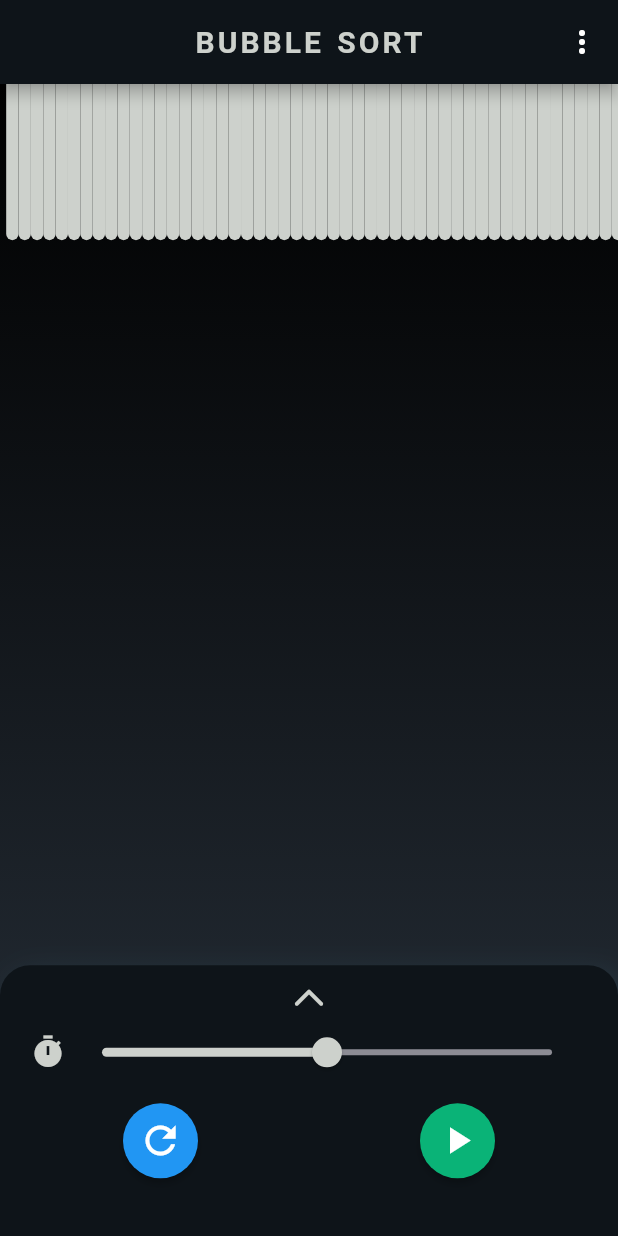
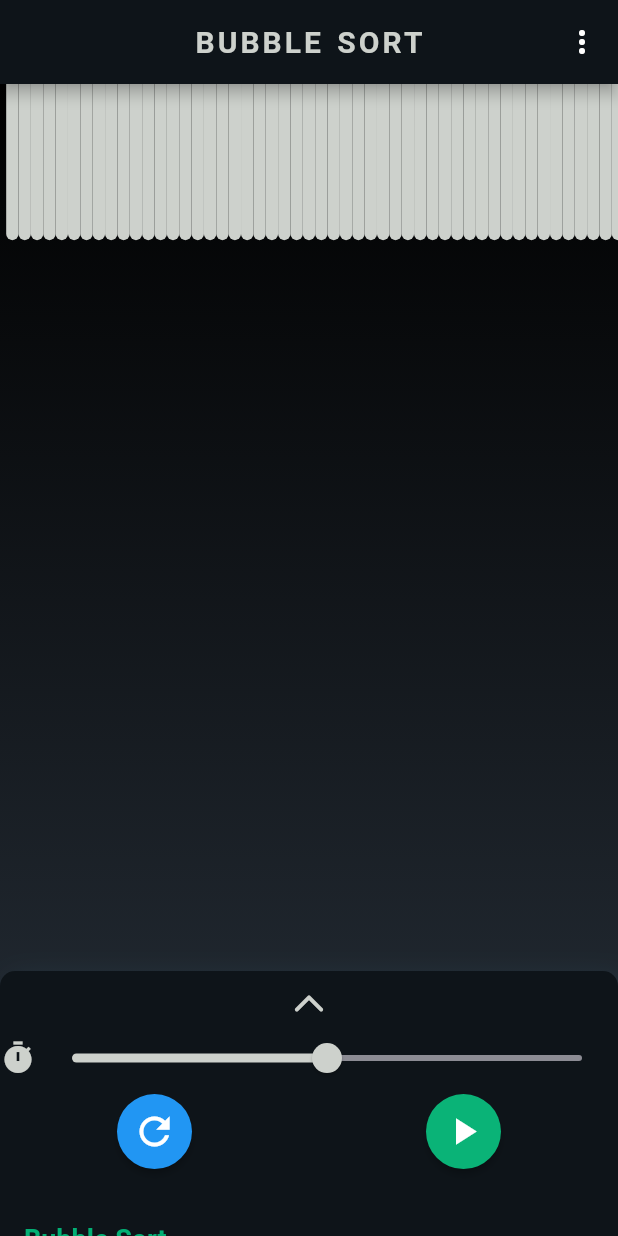
Before and after one commit to jaiswal4sudeep/SortItOut-Sorting_Visualizer, a Flutter app: the screen it shows after launch, on a phone screen of 412 x 824 dp. Run offline on Flutter 3.47's test engine with Material 2 defaults, Android fonts, the light colour scheme and no system bars.

Commit message:
UI Chnages

```diff
--- a/lib/pages/home_page.dart
+++ b/lib/pages/home_page.dart
@@ -437,17 +437,17 @@ class _HomePageState extends State<HomePage> {
               }).toList(),
             ),
             DraggableScrollableSheet(
-              initialChildSize: .235,
-              minChildSize: .23,
-              maxChildSize: .8,
+              initialChildSize: .23,
+              minChildSize: .2,
+              maxChildSize: 1,
               builder:
                   (BuildContext context, ScrollController scrollController) {
                 return Container(
                   decoration: const BoxDecoration(
                     color: Color(0xFF0E1419),
                     borderRadius: BorderRadius.only(
-                      topLeft: Radius.circular(20.0),
-                      topRight: Radius.circular(20.0),
+                      topLeft: Radius.circular(10.0),
+                      topRight: Radius.circular(10.0),
                     ),
                     boxShadow: [
                       BoxShadow(
@@ -471,9 +471,7 @@ class _HomePageState extends State<HomePage> {
                           ),
                         ),
                       ),
-                      Padding(
-                        padding: const EdgeInsets.symmetric(horizontal: 20),
-                        child: Row(
+                      Row(
                         children: [
                           const Icon(
                             Icons.timer,
@@ -497,8 +495,7 @@ class _HomePageState extends State<HomePage> {
                                 min: minDuration,
                                 max: maxDuration,
                                 divisions: divisionDuration,
-                                  label:
-                                      initialDuration.round().toString() + 'x',
+                                label: initialDuration.round().toString() + 'x',
                                 onChanged: isSorting
                                     ? null
                                     : (double value) {
@@ -527,14 +524,12 @@ class _HomePageState extends State<HomePage> {
                           ),
                         ],
                       ),
-                      ),
                       Column(
                         crossAxisAlignment: CrossAxisAlignment.start,
                         children: [
                           Padding(
-                            padding: const EdgeInsets.symmetric(
-                              horizontal: 8.0,
-                              vertical: 10,
+                            padding: const EdgeInsets.only(
+                              bottom: 8.0,
                             ),
                             child: Row(
                               mainAxisAlignment: MainAxisAlignment.spaceAround,
```
Lines whose indentation alone changed are shown as unchanged.
